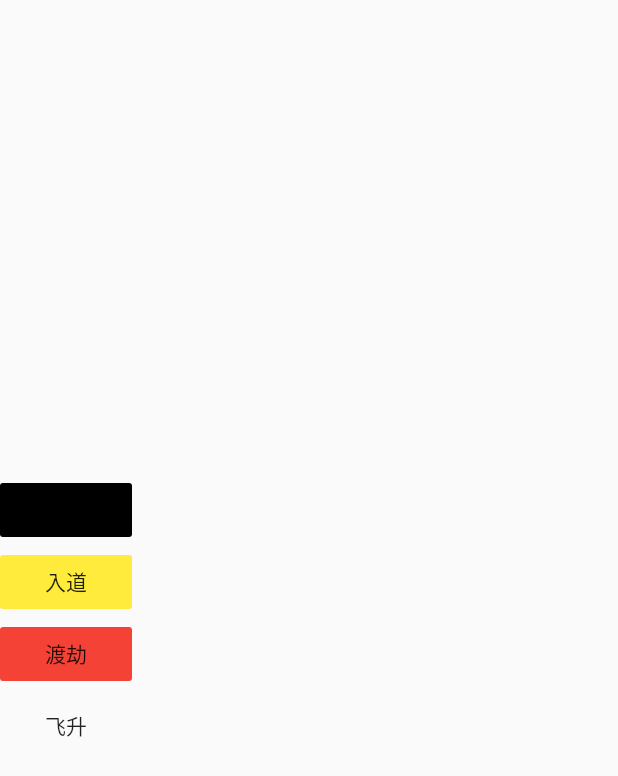
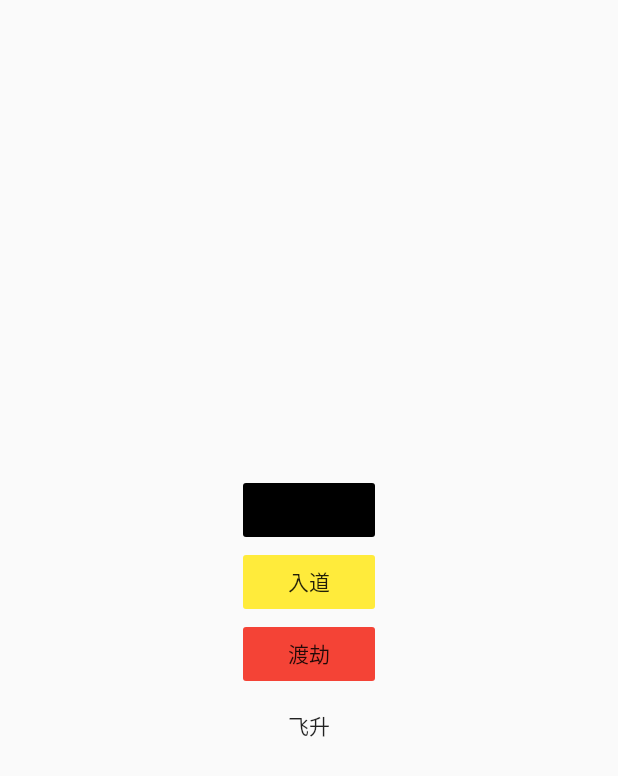
Before and after one commit to chuheridangwu/flutter_sudoku, a Flutter app: the screen it shows after launch, on a phone screen of 412 x 824 dp. Shown: the top 776 px of the screen. Run offline on Flutter 3.47's test engine with Material 2 defaults, Android fonts, the phone set to English and light mode, and no system bars.

```diff
--- a/lib/game/level_view.dart
+++ b/lib/game/level_view.dart
@@ -5,7 +5,8 @@ class LevelView extends StatelessWidget {
   Widget build(BuildContext context) {
     return Scaffold(
       body: SafeArea(
-        child: Column(
+        child: Center(
+          child: Column(
           mainAxisAlignment: MainAxisAlignment.center,
           crossAxisAlignment: CrossAxisAlignment.end,
           children: <Widget>[
@@ -38,6 +39,7 @@ class LevelView extends StatelessWidget {
             ),
           ],
         ),
+        )
       ),
     );
   }
--- a/pubspec.yaml
+++ b/pubspec.yaml
@@ -28,6 +28,7 @@ dev_dependencies:
   flutter_test:
     sdk: flutter
   scoped_model: ^1.0.1
+  in_app_purchase: ^0.2.1+4
 
 
 # For information on the generic Dart part of this file, see the
```
Also changed, not shown: pubspec.lock, 6 other files.
